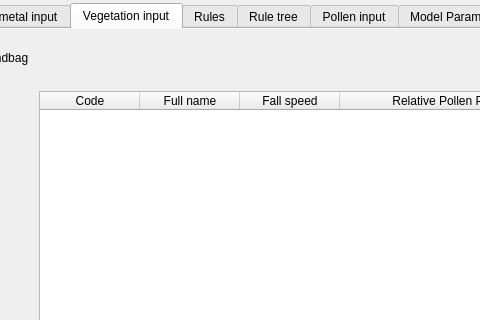
Old version of the form MSA_QGIS_dialog_base.ui in the repository ThyavdBerg/MSA-Q; both pictures show x 121 to 601 and y 0 to 320 of the 723 by 886 pixel window.
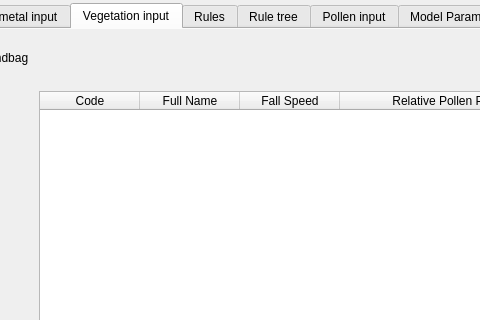
New version of the form. The open tabs and pages were chosen to show the change. Custom widgets are drawn as their Qt base class.

Diff of the .ui file:
```diff
--- a/MSA_QGIS_dialog_base.ui
+++ b/MSA_QGIS_dialog_base.ui
@@ -560,12 +560,12 @@
                  </column>
                  <column>
                   <property name="text">
-                   <string>Full name</string>
+                   <string>Full Name</string>
                   </property>
                  </column>
                  <column>
                   <property name="text">
-                   <string>Fall speed</string>
+                   <string>Fall Speed</string>
                   </property>
                  </column>
                  <column>
```
Left out of the diff: 12 changed lines with no effect on the pictures.
